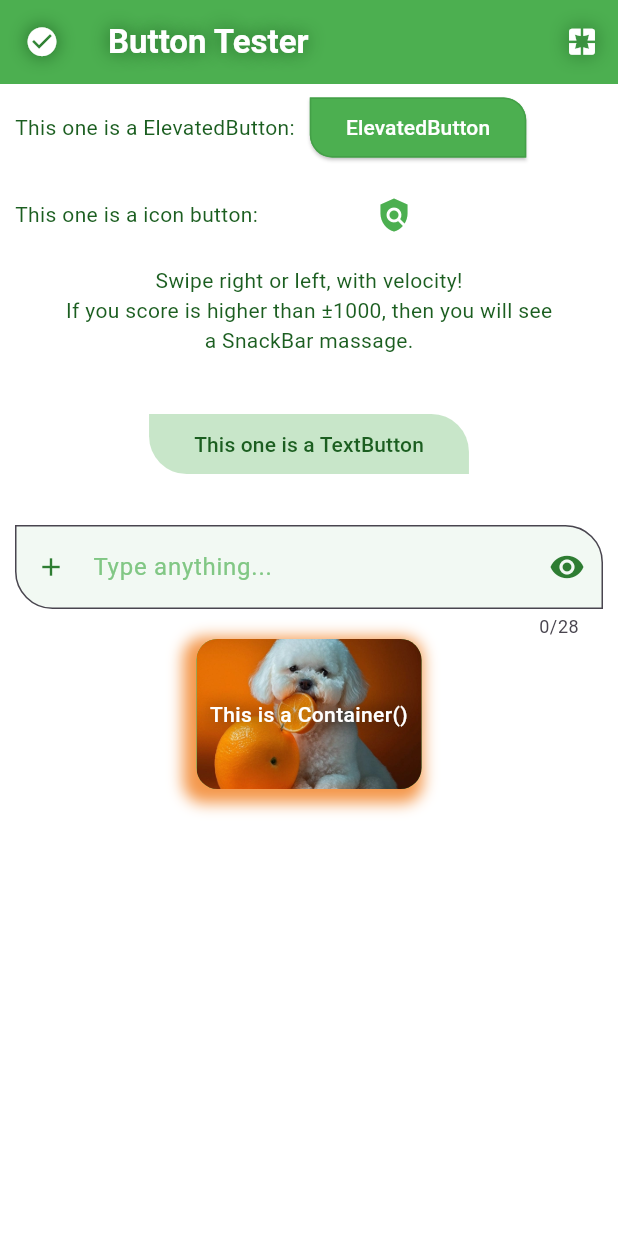
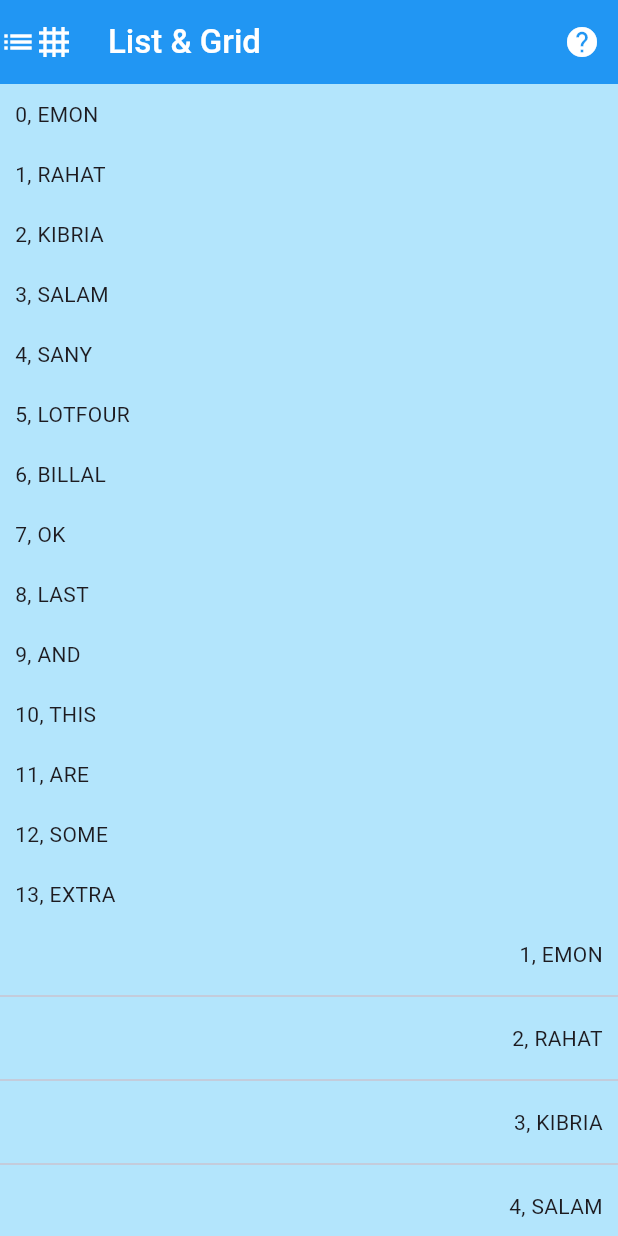
Before and after one commit to m-mhe/flutter_practice, a Flutter app: the screen it shows after launch, on a phone screen of 412 x 824 dp. Run offline on Flutter 3.47's test engine with Material 3 defaults, Android fonts, the light colour scheme and no system bars.

Commit message:
First commit

```diff
--- a/project_one/lib/main.dart
+++ b/project_one/lib/main.dart
@@ -1,121 +1,66 @@
-//Import section
 import "package:flutter/material.dart";
 
-//Code execution block
 void main(){
   runApp(MyApp());
 }
 
-//setting up material design system
 class MyApp extends StatelessWidget{
   @override
   Widget build(BuildContext context) {
     return MaterialApp(
+      //To hide the debug banner:
       debugShowCheckedModeBanner: false,
-      title: 'Button Tester',
-      //Calling that class, that contain Scaffold widget
-      home: AppHomeBody(),
+      title: "List & Grid",
+      home: HomeScreen(),
     );
   }
 }
 
-//With Scaffold widget we set what we want to show in our app screen
-class AppHomeBody extends StatelessWidget{
+class HomeScreen extends StatelessWidget{
+  List<String> names = ["Emon", "Rahat", "Kibria", "Salam", "Sany", "Lotfour", "billal", "ok", "last", "and", "tHis", "ARe", "some", "extra"];
   @override
   Widget build(BuildContext context) {
     return Scaffold(
-      backgroundColor: Colors.white,
-      //In appBar we set our app bar, with the help of AppBar widget(In flutter generally a Widget is a class. It have render capability.)
+      backgroundColor: Colors.lightBlue[100],
       appBar: AppBar(
-        backgroundColor: Colors.green,
-        leading: Icon(
-          Icons.check_circle,
-          size: 23,
-          color: Colors.white,
-          shadows: [
-            Shadow(
-              color: Colors.green.shade900,
-              blurRadius: 15.5
-            )
-          ],
+        backgroundColor: Colors.blue,
+        foregroundColor: Colors.white,
+        leading: ListView(
+          scrollDirection: Axis.horizontal,
+            children: [
+          Icon(Icons.list),
+          Icon(Icons.grid_4x4),
+        ]
         ),
-        title: Text(
-          'Button Tester',
+        title: Text("List & Grid",
         style: TextStyle(
-            color: Colors.white,
-            fontWeight: FontWeight.w600,
-              shadows: [
-              Shadow(
-              color: Colors.green.shade900,
-              blurRadius: 15.5
-            )
-          ],
+          fontWeight: FontWeight.w500
         ),
         ),
         actions: [
-          IconButton(onPressed: (){ //This is an icon button.
+          IconButton(onPressed: (){
             showDialog(context: context, builder: (context){
               return AlertDialog(
                 title: Text(
                     "About",
                   style: TextStyle(
-                    color: Colors.green[900]
+                    color: Colors.blue[900]
                   ),
                 ),
                 content: Text(
-                    "This is a test project for - buttons(ElevatedButton, IconButton, GestureDetector, InkWell, TextButton), Padding, TextField, Shadow and Container.",
+                    "This demo app contain: list and grid. The ListView() widget is for showing a list, and the GridView is for showing a grid.",
                   style: TextStyle(
-                    color: Colors.green.shade900
-                  ),
-                ),
-                actions: [
-                  InkWell( //This is an InkWell button.
-                    splashColor: Colors.green,
-                    radius : 5.2,
-                    borderRadius: BorderRadius.circular(7),
-                    onTap : (){
-                      ScaffoldMessenger.of(context).showSnackBar(SnackBar( //This is how we can make snack bar message.
-                        duration: Duration(seconds: 1),
-                        backgroundColor: Colors.green,
-                          content: Text(
-                              "You tapped ok!",
-                            textAlign: TextAlign.center,
-                            style: TextStyle(
-                              color: Colors.white,
-                              fontSize: 15,
-                              fontWeight: FontWeight.w400
-                            ),
+                    color: Colors.blue[800]
                   ),
                 ),
               );
-                    },
-                    child: Text(
-                        "OK",
-                      style: TextStyle(
-                        color: Colors.green[900],
-                        fontSize: 17,
-                        fontWeight: FontWeight.w500
-                      ),
-                    ),
-                  )
-                ],
-              );
             });
-          }, icon: Icon(
-              Icons.pages,
-            size: 23,
-            color: Colors.white,
-            shadows: [
-              Shadow(
-                color: Colors.green.shade900,
-                blurRadius: 15.5
-              )
-            ],
-          )
-          )
+          }, icon: Icon(Icons.help))
         ],
       ),
-      body: Center(
+      /*
+      body: SingleChildScrollView( //With the help of SingleChildScrollView() widget we can add scroll functionality to our Row() or Column().
+        child: Center(
           child: Column(
             children: [
               Row(
@@ -279,7 +224,7 @@ class AppHomeBody extends StatelessWidget{
                       padding: EdgeInsets.symmetric(horizontal: 10, vertical: 30),
                       child: TextButton( //This is a TextButton. We can add text or any widget to it's child.
                         style: TextButton.styleFrom(
-                      backgroundColor: Colors.green[100],
+                            backgroundColor: Colors.white,
                             shape: RoundedRectangleBorder(
                               borderRadius: BorderRadius.only(
                                   topRight: Radius.circular(25),
@@ -379,8 +324,8 @@ class AppHomeBody extends StatelessWidget{
                 ),
               ),
               Container( //This is a container, it means this can contain anything.
-              height: 100,
-              width: 150,
+                height: 500,
+                width: 300,
                 alignment: Alignment.center,
                 decoration: BoxDecoration(
                   borderRadius: BorderRadius.circular(14),
@@ -419,6 +364,192 @@ class AppHomeBody extends StatelessWidget{
             ],
           ),
         ),
+      ),*/
+      //List will add this scroll functionality dynamically: This one is a static list
+      /*body: ListView(
+        //scrollDirection: Axis.horizontal,
+        children: [
+          Text("My name is Emon"),
+          Divider(),
+          Text("My name is Rahat"),
+          Divider(),
+          Text("My name is Emon"),
+          Divider(),
+          Text("My name is Rahat"),
+          Divider(),
+          Text("My name is Emon"),
+          Divider(),
+          Text("My name is Rahat"),
+          Divider(),
+          Text("My name is Emon"),
+          Divider(),
+          Text("My name is Rahat"),
+          Divider(),
+          Text("My name is Emon"),
+          Divider(),
+          Text("My name is Rahat"),
+          Divider(),
+          Text("My name is Emon"),
+          Divider(),
+          Text("My name is Rahat"),
+          Divider(),
+          Text("My name is Emon"),
+          Divider(),
+          Text("My name is Rahat"),
+          Divider(),
+          Text("My name is Emon"),
+          Divider(),
+          Text("My name is Rahat"),
+          Divider(),
+          Text("My name is Emon"),
+          Divider(),
+          Text("My name is Rahat"),
+          Divider(),
+          Text("My name is Emon"),
+          Divider(),
+          Text("My name is Rahat"),
+          Divider(),
+          Text("My name is Emon"),
+          Divider(),
+          Text("My name is Rahat"),
+          Divider(),
+          Text("My name is Emon"),
+          Divider(),
+          Text("My name is Rahat"),
+          Divider(),
+          Text("My name is Emon"),
+          Divider(),
+          Text("My name is Rahat"),
+          Divider(),
+        ],
+      ),*/
+      //Now let's explore the GridView():
+      //Static grid:
+      /*body: GridView(
+        gridDelegate: SliverGridDelegateWithFixedCrossAxisCount(
+          crossAxisCount: 3,
+          childAspectRatio: 1
+        ),
+        children: [
+          Text("Name is Emon"),
+          Text("Name is Emon"),
+          Text("Name is Emon"),
+          Text("Name is Emon"),
+          Text("Name is Emon"),
+          Image.asset("image/dog.jpg"),
+          Icon(Icons.android),
+          Image.asset("image/dog.jpg"),
+          Text("Name is Emon"),
+          Text("Name is Emon"),
+          Text("Name is Emon"),
+          Text("Name is Emon"),
+          Text("Name is Emon"),
+          Text("Name is Emon"),
+          Text("Name is Emon"),
+          Text("Name is Emon"),
+          Text("Name is Emon"),
+          Text("Name is Emon"),
+          Text("Name is Emon"),
+          Text("Name is Emon"),
+          Text("Name is Emon"),
+          Text("Name is Emon"),
+          Text("Name is Emon"),
+          Text("Name is Emon"),
+          Text("Name is Emon"),
+          Text("Name is Emon"),
+          Text("Name is Emon"),
+          Text("Name is Emon"),
+          Image.asset("image/dog.jpg"),
+          Icon(Icons.android),
+          Image.asset("image/dog.jpg"),
+          Image.asset("image/dog.jpg"),
+          Icon(Icons.android),
+          Image.asset("image/dog.jpg"),
+          Image.asset("image/dog.jpg"),
+          Icon(Icons.android),
+          Image.asset("image/dog.jpg"),
+          Image.asset("image/dog.jpg"),
+          Icon(Icons.android),
+          Image.asset("image/dog.jpg"),
+          Image.asset("image/dog.jpg"),
+          Icon(Icons.android),
+          Image.asset("image/dog.jpg"),
+          Image.asset("image/dog.jpg"),
+          Icon(Icons.android),
+          Image.asset("image/dog.jpg"),
+          Image.asset("image/dog.jpg"),
+          Icon(Icons.android),
+          Image.asset("image/dog.jpg"),
+          Image.asset("image/dog.jpg"),
+          Icon(Icons.android),
+          Image.asset("image/dog.jpg"),
+          Image.asset("image/dog.jpg"),
+          Icon(Icons.android),
+          Image.asset("image/dog.jpg"),
+          Image.asset("image/dog.jpg"),
+          Icon(Icons.android),
+          Image.asset("image/dog.jpg"),
+        ],
+      ),*/
+      //Dynamic grid:
+      /*body: GridView.builder(
+        gridDelegate: SliverGridDelegateWithFixedCrossAxisCount(
+          crossAxisCount: 3,
+          childAspectRatio: 1
+        ),
+        itemCount: names.length,
+        itemBuilder: (context, index){
+          return Text("${index + 1}. ${names[index].toUpperCase()}");
+        },
+      ),*/
+      //This one is a dynamic list & grid:
+      body: SingleChildScrollView(
+        child: Column(
+          children: [
+            ListView.builder(
+              shrinkWrap: true,
+              primary: false,
+              itemCount: names.length,
+                itemBuilder: (context, index){
+                  return Padding(padding: EdgeInsets.symmetric(vertical: 10, horizontal: 10),
+                    child: Text("$index, ${names[index].toUpperCase()}"),
+                  );
+                }
+            ),
+            ListView.separated(
+              shrinkWrap: true,
+              primary: false,
+              itemCount: names.length,
+              itemBuilder: (context, i){
+                return Padding(padding: EdgeInsets.symmetric(vertical: 10, horizontal: 10),
+                  child: Text("${i+1}, ${names[i].toUpperCase()}",
+                  textAlign: TextAlign.end,),
+                );
+              },
+              separatorBuilder: (context, index){
+                return Divider();
+              },
+            ),
+            GridView.builder(
+              shrinkWrap: true,
+              primary: false,
+              gridDelegate: SliverGridDelegateWithFixedCrossAxisCount(
+                crossAxisCount: 4,
+                childAspectRatio: 2,
+                mainAxisSpacing: 10,
+                crossAxisSpacing: 10
+              ),
+              itemCount: names.length,
+              itemBuilder: (context, serialNumber){
+                return Text(
+                  "${serialNumber + 1}. ${names[serialNumber].toUpperCase()}",
+                  style: TextStyle(color: Colors.black),
+                  textAlign: TextAlign.center);
+              },
+            )
+          ],
+        ),
+      ),
     );
   }
 }
```
Lines whose indentation alone changed are shown as unchanged.
